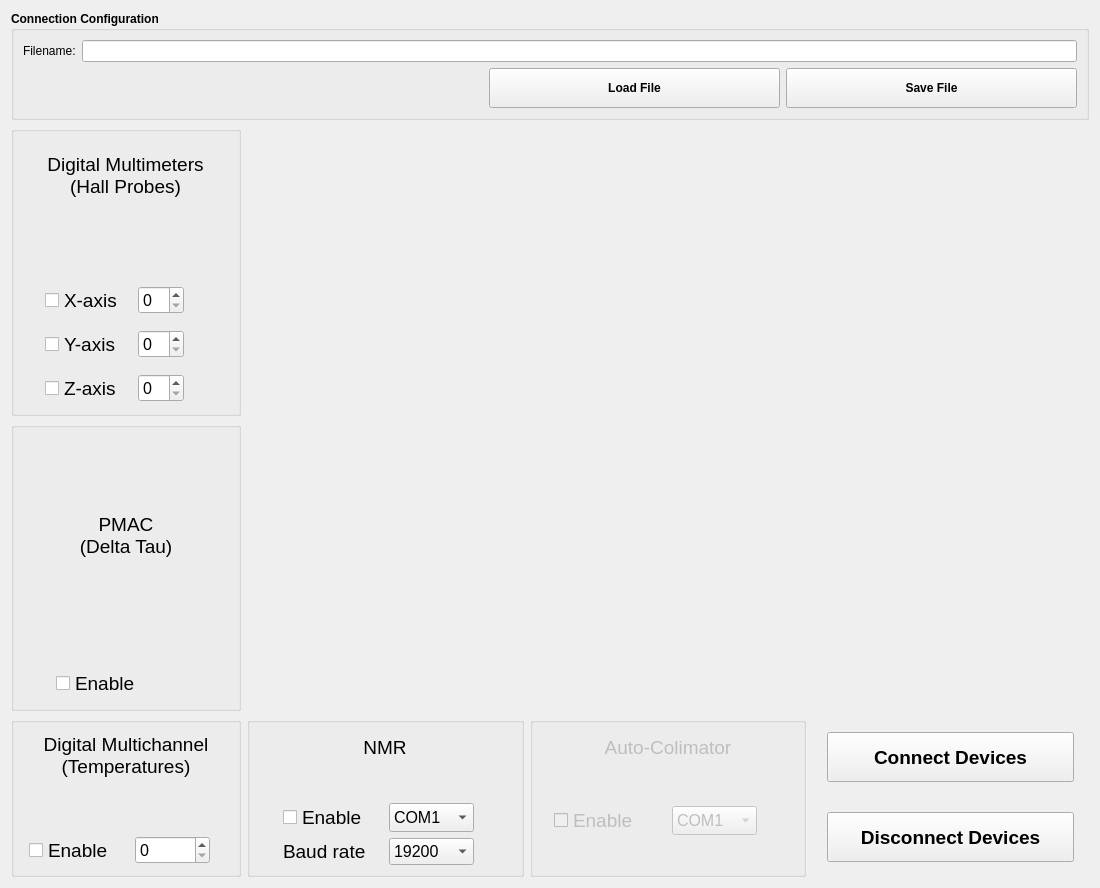
The window that hallbench/gui/ui/connectionwidget.ui (lnls-ima/hall-bench-control) describes before a commit, drawn with Qt 5.
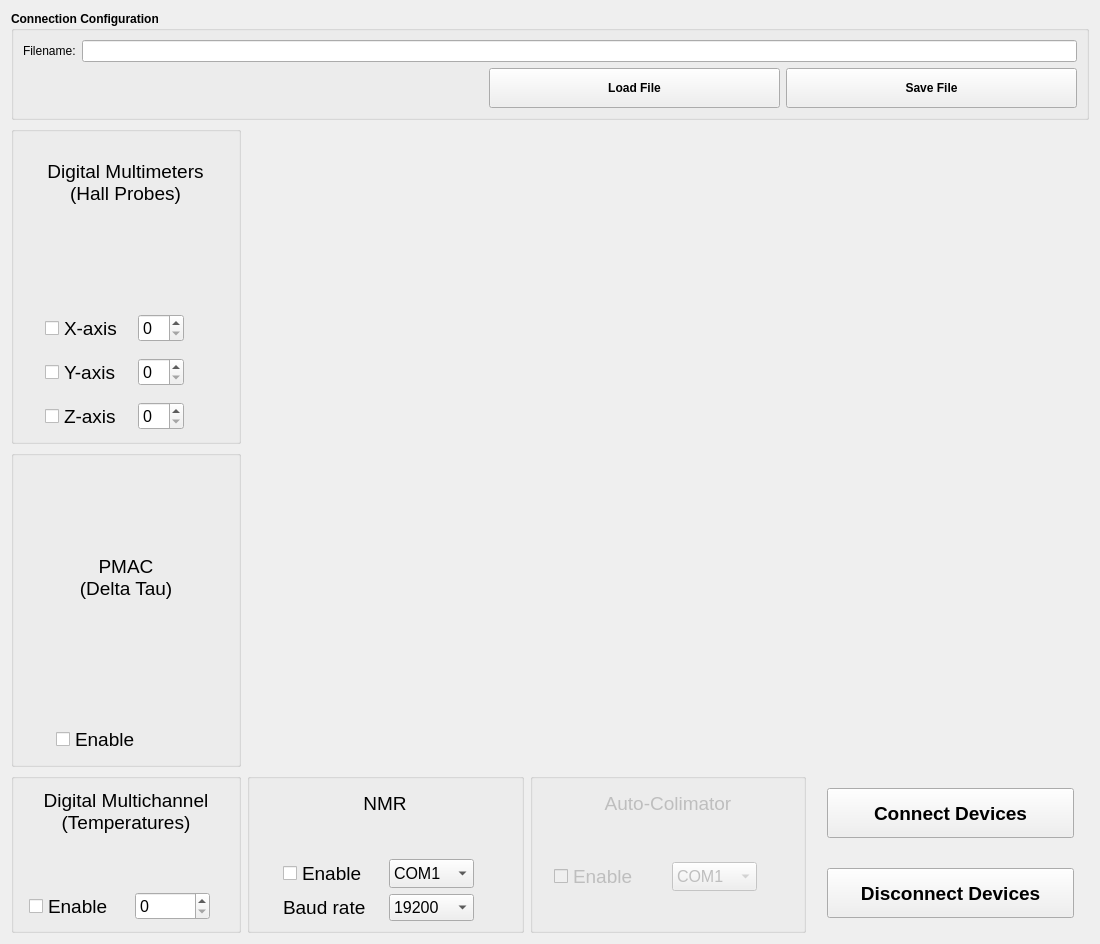
The same window after the commit. Icons and pictures are not drawn.

What changed in the file:
```diff
--- a/hallbench/gui/ui/connectionwidget.ui
+++ b/hallbench/gui/ui/connectionwidget.ui
@@ -7,7 +7,7 @@
     <x>0</x>
     <y>0</y>
     <width>1100</width>
-    <height>888</height>
+    <height>944</height>
    </rect>
   </property>
   <property name="windowTitle">
```
Left out of the diff: 19 changed lines with no effect on the pictures.
